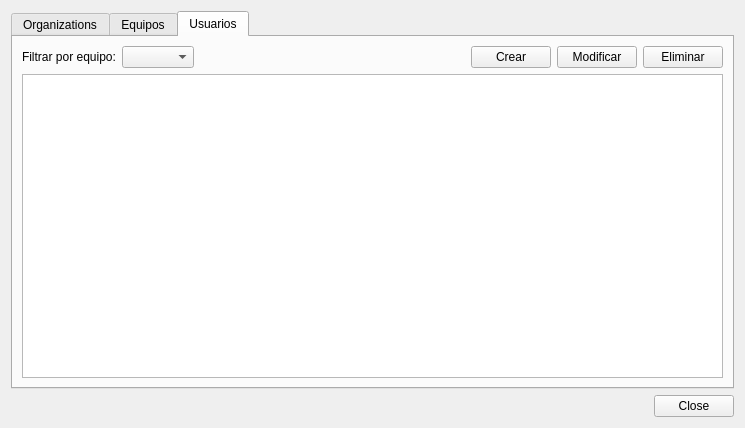
Giswater/giswater_qgis_plugin, file core/ui/toolbars/cm/resources_management.ui: the form before one commit.
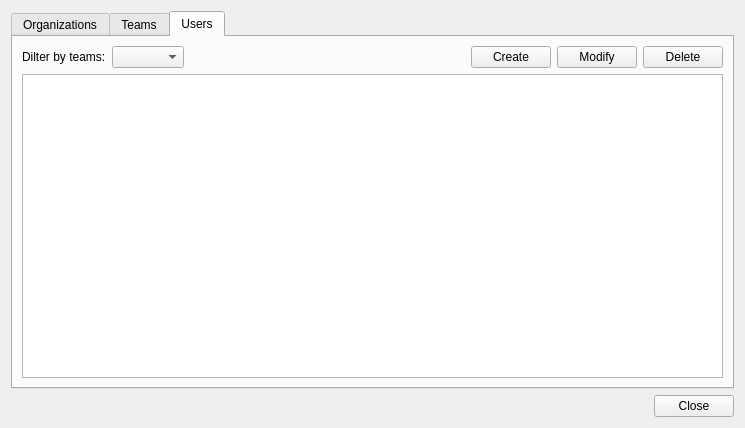
The form after the commit. The open tabs and pages were chosen to show the change.

What changed in the file:
```diff
--- a/core/ui/toolbars/cm/resources_management.ui
+++ b/core/ui/toolbars/cm/resources_management.ui
@@ -90,7 +90,7 @@
        </widget>
        <widget class="QWidget" name="tab_teams">
         <attribute name="title">
-         <string>Equipos</string>
+         <string>Teams</string>
         </attribute>
         <layout class="QGridLayout" name="gridLayout_2">
          <item row="0" column="0">
@@ -155,7 +155,7 @@
        </widget>
        <widget class="QWidget" name="tab_users">
         <attribute name="title">
-         <string>Usuarios</string>
+         <string>Users</string>
         </attribute>
         <layout class="QGridLayout" name="gridLayout_7">
          <item row="0" column="0">
@@ -163,14 +163,14 @@
            <item row="0" column="4">
             <widget class="QPushButton" name="btn_user_update">
              <property name="text">
-              <string>Modificar</string>
+              <string>Modify</string>
              </property>
             </widget>
            </item>
            <item row="0" column="0">
             <widget class="QLabel" name="label_3">
              <property name="text">
-              <string>Filtrar por equipo:</string>
+              <string>Dilter by teams:</string>
              </property>
             </widget>
            </item>
@@ -190,14 +190,14 @@
            <item row="0" column="3">
             <widget class="QPushButton" name="btn_user_create">
              <property name="text">
-              <string>Crear</string>
+              <string>Create</string>
              </property>
             </widget>
            </item>
            <item row="0" column="5">
             <widget class="QPushButton" name="btn_user_delete">
              <property name="text">
-              <string>Eliminar</string>
+              <string>Delete</string>
              </property>
             </widget>
            </item>
```
Left out of the diff: 2 changed lines with no effect on the pictures.
